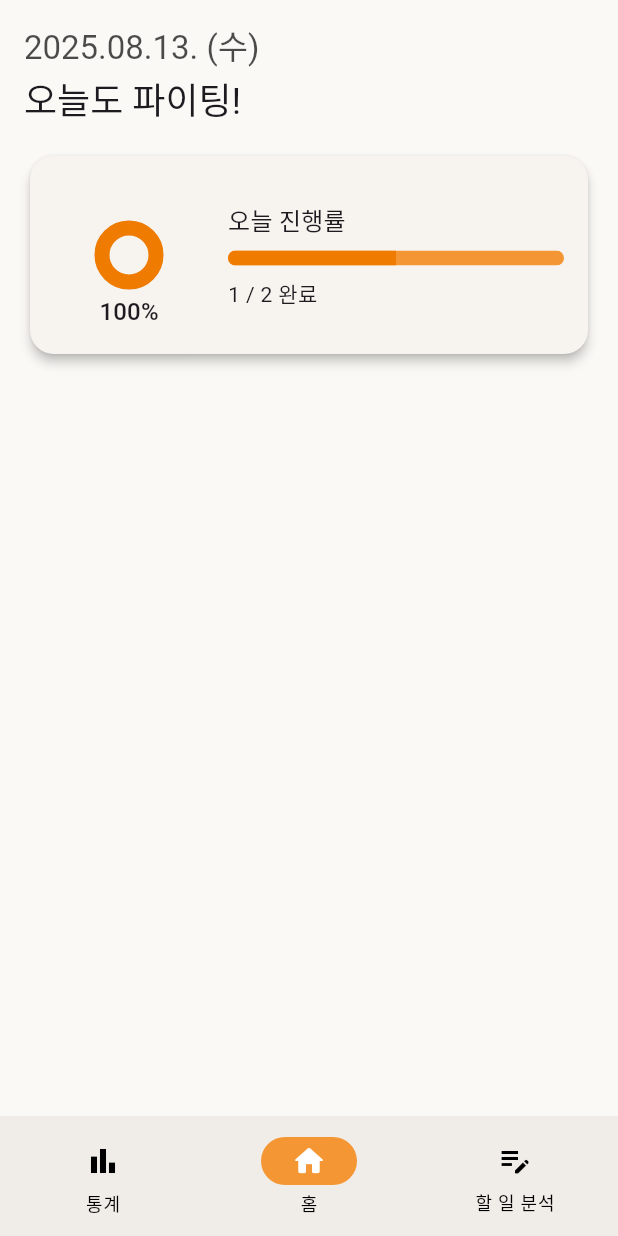
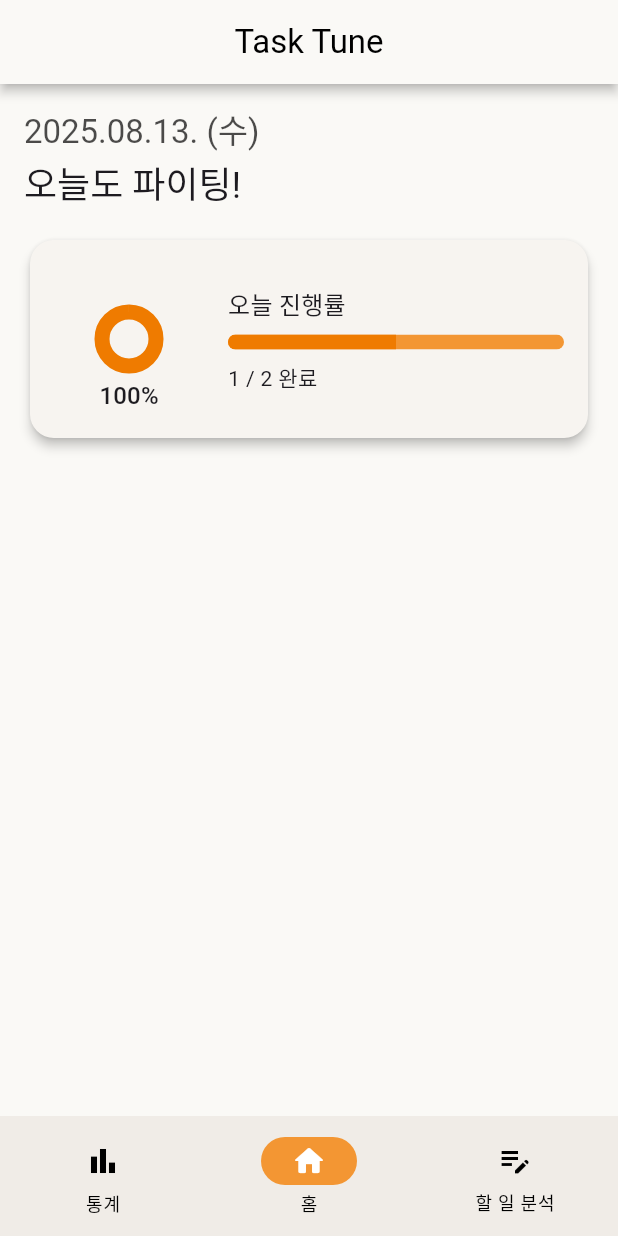
Before and after one commit to Carmel1215/TaskTune, a Flutter app: the screen it shows after launch, on a phone screen of 412 x 824 dp. Run offline on Flutter 3.47's test engine with Material 3 defaults, Android fonts, the light colour scheme and no system bars.

Commit message:
feat: AppBar 추가

```diff
--- a/lib/widgets/app_scaffold.dart
+++ b/lib/widgets/app_scaffold.dart
@@ -39,6 +39,9 @@ class _AppScaffoldState extends State<AppScaffold> {
   @override
   Widget build(BuildContext context) {
     return Scaffold(
+      appBar: AppBar(
+        title: const Text('Task Tune'),
+      ),
       body: PageView(
         controller: _controller,
         onPageChanged: (i) => setState(() => _index = i),
```
